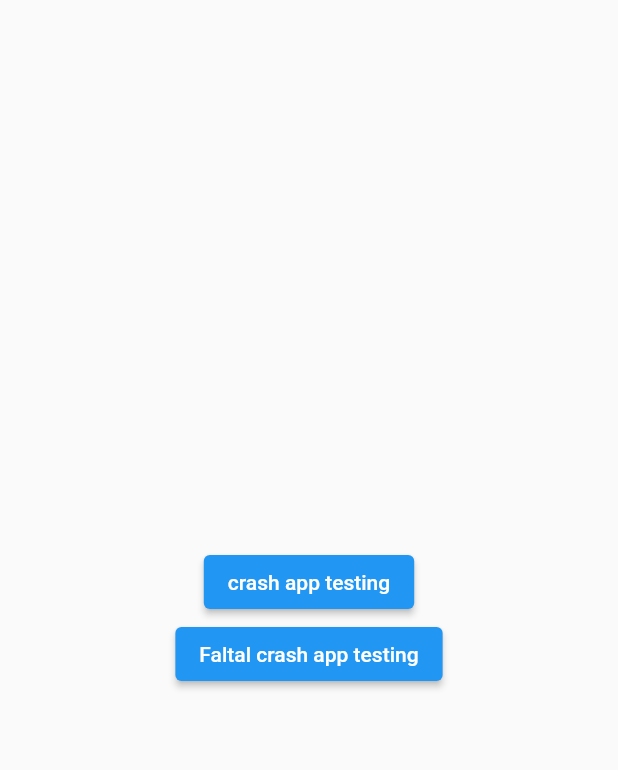
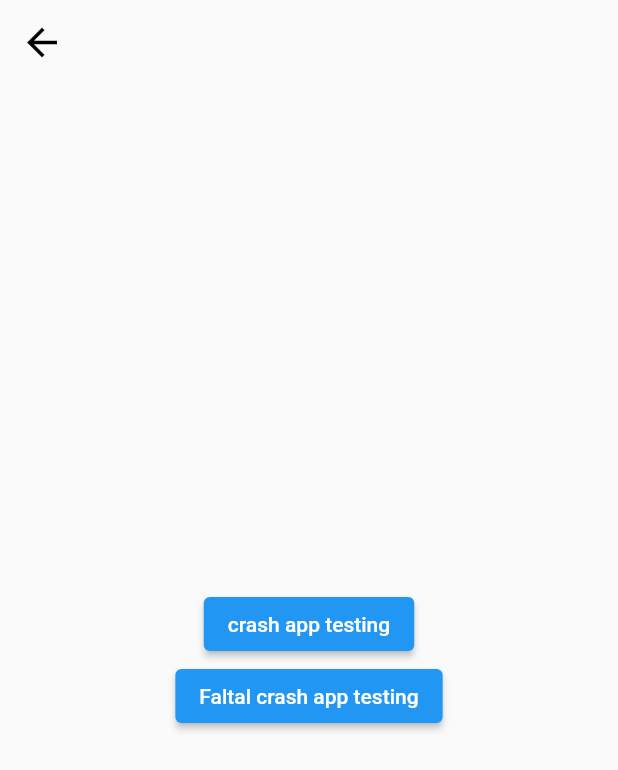
Before and after one commit to tamdev3241/Features-Practice, a Flutter app: the CrashlyticScreen screen opened by its route, on a phone screen of 412 x 824 dp. Shown: the top 770 px of the screen. Run offline on Flutter 3.47's test engine with Material 2 defaults, Android fonts, the phone set to English and light mode, and no system bars; our stand-ins replace firebase_auth, firebase_core, firebase_crashlytics, firebase_messaging, flutter_local_notifications, flutter_svg and 1 more; missing offline and left inert: flutter_facebook_auth; accounts and stored records are empty.

Commit message:
fix import

```diff
--- a/firebase_example/lib/src/configs/route_controller.dart
+++ b/firebase_example/lib/src/configs/route_controller.dart
@@ -1,5 +1,6 @@
 import 'package:firebase_auth/firebase_auth.dart';
-import 'package:firebase_example/src/screens/account_screen.dart';
+import 'package:firebase_example/src/screens/forgot_pass_screen.dart';
+import 'package:firebase_example/src/screens/profile_screen.dart';
 import 'package:firebase_example/src/screens/login_screen.dart';
 import 'package:firebase_example/src/screens/otp_screen.dart';
 import 'package:firebase_example/src/screens/scrashlytics_screen.dart';
@@ -25,6 +26,8 @@ class RouteController {
           );
         case RouteName.crash:
           return const CrashlyticScreen();
+        case RouteName.forgotPass:
+          return const ForgotPassScreen();
         case RouteName.profile:
           return const ProfileScreen();
         case RouteName.otp:
--- a/firebase_example/lib/src/screens/home_screen.dart
+++ b/firebase_example/lib/src/screens/home_screen.dart
@@ -2,7 +2,7 @@ import 'package:firebase_example/src/constant/route_name.dart';
 import 'package:flutter/cupertino.dart';
 import 'package:flutter/material.dart';
 
-import 'account_screen.dart';
+import 'profile_screen.dart';
 
 class HomeScreen extends StatefulWidget {
   const HomeScreen({super.key});
--- a/firebase_example/lib/src/screens/account_screen.dart
+++ b/firebase_example/lib/src/screens/profile_screen.dart
@@ -38,6 +38,7 @@ class _ProfileScreenState extends State<ProfileScreen> {
   @override
   Widget build(BuildContext context) {
     return Scaffold(
+      appBar: AppBar(),
       body: SafeArea(
         child: Center(
           child: user != null
--- a/firebase_example/lib/src/screens/scrashlytics_screen.dart
+++ b/firebase_example/lib/src/screens/scrashlytics_screen.dart
@@ -7,6 +7,7 @@ class CrashlyticScreen extends StatelessWidget {
   @override
   Widget build(BuildContext context) {
     return Scaffold(
+      appBar: AppBar(),
       body: SafeArea(
         child: Center(
           child: Column(
```
